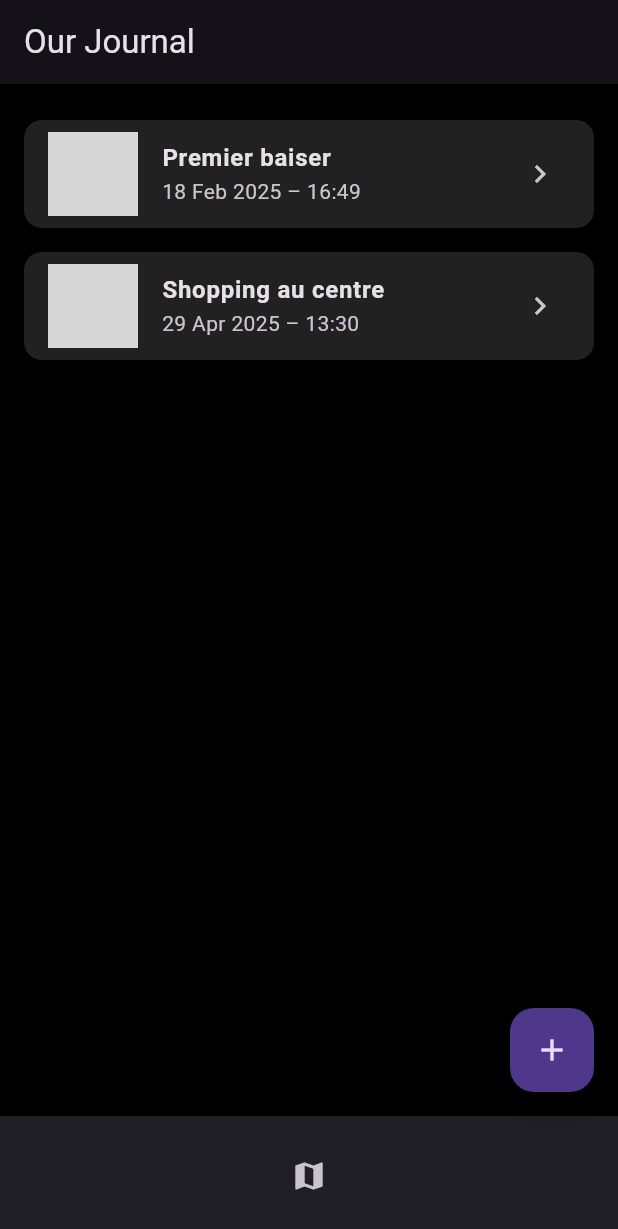
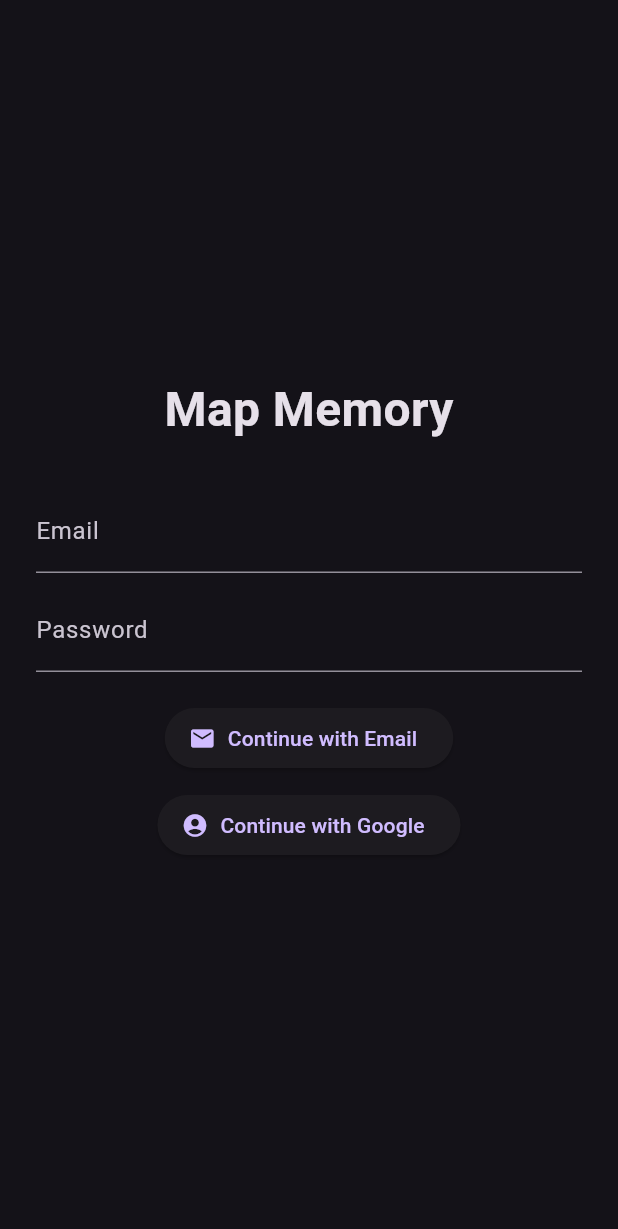
Before and after one commit to GuedaliaMahonAccount/MapMemory, a Flutter app: the screen it shows after launch, on a phone screen of 412 x 824 dp. Shown: the top 1229 px of the screen. Run offline on Flutter 3.47's test engine with Material 3 defaults, Android fonts, the phone set to English and light mode, and no system bars; our stand-ins replace google_maps_flutter, image_picker; grey boxes are pictures that could not be loaded.

Commit message:
add login

```diff
--- a/map_memory/lib/main.dart
+++ b/map_memory/lib/main.dart
@@ -1,5 +1,5 @@
 import 'package:flutter/material.dart';
-import 'screens/home_screen.dart';
+import 'screens/login_screen.dart';
 
 void main() {
   runApp(const MapMemoryApp());
@@ -12,11 +12,8 @@
   Widget build(BuildContext context) {
     return MaterialApp(
       title: 'Map Memory',
-      theme: ThemeData.dark().copyWith(
-        primaryColor: Colors.deepPurple,
-        scaffoldBackgroundColor: Colors.black,
-      ),
-      home: const HomeScreen(),
+      theme: ThemeData.dark(),
+      home: const LoginScreen(),
       debugShowCheckedModeBanner: false,
     );
   }
--- /dev/null
+++ b/map_memory/lib/screens/login_screen.dart
@@ -0,0 +1,70 @@
+import 'package:flutter/material.dart';
+import 'enter_code_screen.dart';
+
+class LoginScreen extends StatefulWidget {
+  const LoginScreen({super.key});
+
+  @override
+  State<LoginScreen> createState() => _LoginScreenState();
+}
+
+class _LoginScreenState extends State<LoginScreen> {
+  final _emailController = TextEditingController();
+  final _passwordController = TextEditingController();
+
+  void _loginWithEmail() {
+    // TODO: Envoyer au backend (simulé pour l’instant)
+    Navigator.pushReplacement(
+      context,
+      MaterialPageRoute(builder: (_) => const EnterCodeScreen()),
+    );
+  }
+
+  void _loginWithGoogle() {
+    // TODO: Connexion Google
+    Navigator.pushReplacement(
+      context,
+      MaterialPageRoute(builder: (_) => const EnterCodeScreen()),
+    );
+  }
+
+  @override
+  Widget build(BuildContext context) {
+    return Scaffold(
+      body: Padding(
+        padding: const EdgeInsets.all(24),
+        child: Center(
+          child: Column(
+            mainAxisAlignment: MainAxisAlignment.center,
+            children: [
+              const Text("Map Memory", style: TextStyle(fontSize: 32, fontWeight: FontWeight.bold)),
+              const SizedBox(height: 30),
+              TextField(
+                controller: _emailController,
+                decoration: const InputDecoration(labelText: "Email"),
+              ),
+              const SizedBox(height: 10),
+              TextField(
+                controller: _passwordController,
+                obscureText: true,
+                decoration: const InputDecoration(labelText: "Password"),
+              ),
+              const SizedBox(height: 20),
+              ElevatedButton.icon(
+                onPressed: _loginWithEmail,
+                icon: const Icon(Icons.email),
+                label: const Text("Continue with Email"),
+              ),
+              const SizedBox(height: 10),
+              ElevatedButton.icon(
+                onPressed: _loginWithGoogle,
+                icon: const Icon(Icons.account_circle),
+                label: const Text("Continue with Google"),
+              ),
+            ],
+          ),
+        ),
+      ),
+    );
+  }
+}
```
Also changed, not shown: map_memory/lib/screens/enter_code_screen.dart (added, +70 -0 lines).
